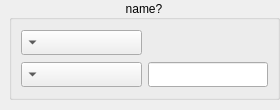
Above: Gui/forms/form_fluorwidget.ui from slsdetectorgroup/motorControlSoftware before the change. Below: the same form after it.
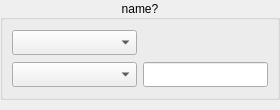
That is the form after the change. Icons and pictures are not drawn.

```diff
--- a/Gui/forms/form_fluorwidget.ui
+++ b/Gui/forms/form_fluorwidget.ui
@@ -164,6 +164,9 @@
        </sizepolicy>
       </property>
       <layout class="QGridLayout" name="gridPageTargets">
+       <property name="leftMargin">
+        <number>0</number>
+       </property>
        <property name="topMargin">
         <number>0</number>
        </property>
@@ -197,7 +200,7 @@
           <item row="0" column="0">
            <widget class="QComboBox" name="comboHolder">
             <property name="sizePolicy">
-             <sizepolicy hsizetype="Minimum" vsizetype="Minimum">
+             <sizepolicy hsizetype="Preferred" vsizetype="Fixed">
               <horstretch>0</horstretch>
               <verstretch>0</verstretch>
              </sizepolicy>
@@ -215,7 +218,7 @@
              </size>
             </property>
             <property name="layoutDirection">
-             <enum>Qt::RightToLeft</enum>
+             <enum>Qt::LeftToRight</enum>
             </property>
             <property name="editable">
              <bool>false</bool>
@@ -225,7 +228,7 @@
           <item row="1" column="0">
            <widget class="QComboBox" name="comboTarget">
             <property name="sizePolicy">
-             <sizepolicy hsizetype="Minimum" vsizetype="Minimum">
+             <sizepolicy hsizetype="Preferred" vsizetype="Fixed">
               <horstretch>0</horstretch>
               <verstretch>0</verstretch>
              </sizepolicy>
@@ -243,7 +246,7 @@
              </size>
             </property>
             <property name="layoutDirection">
-             <enum>Qt::RightToLeft</enum>
+             <enum>Qt::LeftToRight</enum>
             </property>
             <property name="editable">
              <bool>false</bool>
@@ -253,7 +256,7 @@
           <item row="1" column="1">
            <widget class="QLineEdit" name="dispEnergy">
             <property name="sizePolicy">
-             <sizepolicy hsizetype="Minimum" vsizetype="Minimum">
+             <sizepolicy hsizetype="Preferred" vsizetype="Fixed">
               <horstretch>0</horstretch>
               <verstretch>0</verstretch>
              </sizepolicy>
```
Left out of the diff: 14 changed lines with no effect on the pictures.
